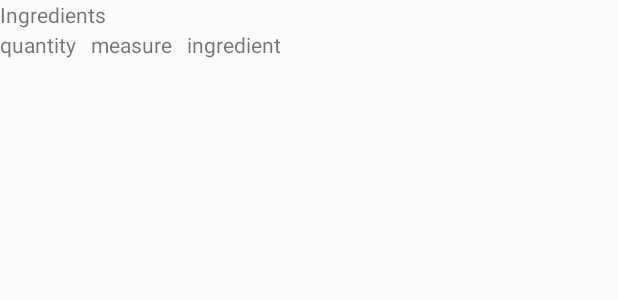
After one commit to ssowens/Baking, an Android app: the layout fragment_recipe_steps.xml on its own in the app's theme, with its tools: preview values and no code run, on a phone screen of 412 x 824 dp. The commit adds this screen. Shown: the top 300 px of the screen. Run offline under Robolectric (Android 15) with nearby library versions, the phone set to English and light mode, and no system bars.

Commit message:
adding recipe ingredients

```diff
--- a/app/src/main/java/com/ssowens/android/baking/models/Ingredient.java
+++ b/app/src/main/java/com/ssowens/android/baking/models/Ingredient.java
@@ -4,7 +4,7 @@ package com.ssowens.android.baking.models;
  * Created by Sheila Owens on 3/18/18.
  */
 
-class Ingredient {
+public class Ingredient {
 
     private double quantity;
 
--- a/app/src/main/java/com/ssowens/android/baking/models/Recipe.java
+++ b/app/src/main/java/com/ssowens/android/baking/models/Recipe.java
@@ -39,6 +39,9 @@ public class Recipe {
         this.name = name;
     }
 
+    //     List<RestaurantMenuItem> menu;
+    //RestaurantMenuItem[] menu; // alternative, either one is fine
+    // Ingredient[] getIngredients  // These are the same
     public List<Ingredient> getIngredients() {
         return ingredients;
     }
--- /dev/null
+++ b/app/src/main/res/layout/fragment_recipe_steps.xml
@@ -0,0 +1,45 @@
+<FrameLayout xmlns:android="http://schemas.android.com/apk/res/android"
+             xmlns:tools="http://schemas.android.com/tools"
+             android:layout_width="match_parent"
+             android:layout_height="match_parent"
+             tools:context="com.ssowens.android.baking.RecipeStepsFragment">
+
+    <TextView
+        android:layout_width="match_parent"
+        android:layout_height="wrap_content"
+        android:layout_gravity="center_horizontal"
+        android:id="@+id/title"
+        android:text="Ingredients"
+        android:paddingBottom="10dp"/>
+
+    <LinearLayout
+        android:paddingTop="20dp"
+        android:layout_width="match_parent"
+        android:layout_height="wrap_content"
+        android:orientation="horizontal">
+
+
+
+        <TextView
+            android:id="@+id/quantity"
+            android:layout_width="wrap_content"
+            android:layout_height="wrap_content"
+            android:paddingRight="10dp"
+            tools:text="quantity"/>
+
+        <TextView
+            android:id="@+id/measure"
+            android:layout_width="wrap_content"
+            android:layout_height="wrap_content"
+            android:paddingRight="10dp"
+            tools:text="measure"/>
+
+        <TextView
+            android:id="@+id/ingredient"
+            android:layout_width="wrap_content"
+            android:layout_height="wrap_content"
+            tools:text="ingredient"/>
+
+    </LinearLayout>
+
+</FrameLayout>
--- a/app/src/main/res/values/colors.xml
+++ b/app/src/main/res/values/colors.xml
@@ -3,4 +3,5 @@
     <color name="colorPrimary">#3F51B5</color>
     <color name="colorPrimaryDark">#303F9F</color>
     <color name="colorAccent">#FF4081</color>
+    <color name="lightBlue">#ADD8E6</color>
 </resources>
--- a/app/src/main/res/values/strings.xml
+++ b/app/src/main/res/values/strings.xml
@@ -1,3 +1,6 @@
 <resources>
     <string name="app_name">Baking</string>
+
+    <!-- TODO: Remove or change this placeholder text -->
+    <string name="hello_blank_fragment">Hello blank fragment</string>
 </resources>
```
Also changed, not shown: app/src/main/java/com/ssowens/android/baking/MainActivity.java (+7 -14 lines), app/src/main/java/com/ssowens/android/baking/RecipeStepsFragment.java (added, +29 -0 lines), app/src/main/res/layout/card_view_item.xml (+4 -3 lines).
